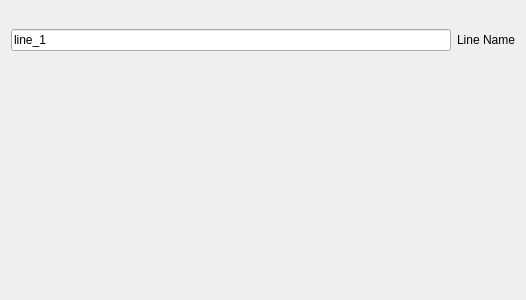
Above: src/WhiskerToolbox/IO_Widgets/LineIOWidgets/Line_Loader_Widget.ui from paulmthompson/WhiskerToolbox before the change. Below: the same form after it.
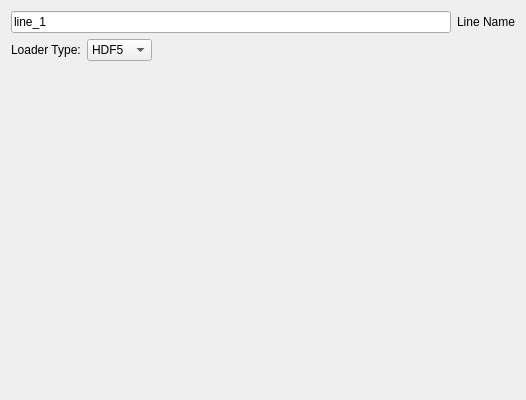
That is the form after the change. Custom widgets are drawn as their Qt base class.

Commit message: working binary loader for lines

What changed in the file:
```diff
--- a/src/WhiskerToolbox/IO_Widgets/LineIOWidgets/Line_Loader_Widget.ui
+++ b/src/WhiskerToolbox/IO_Widgets/LineIOWidgets/Line_Loader_Widget.ui
@@ -7,7 +7,7 @@
     <x>0</x>
     <y>0</y>
     <width>526</width>
-    <height>300</height>
+    <height>400</height>
    </rect>
   </property>
   <property name="windowTitle">
@@ -15,34 +15,69 @@
   </property>
   <layout class="QVBoxLayout" name="verticalLayout_2">
    <item>
-    <widget class="HDF5LineLoader_Widget" name="hdf5_line_loader" native="true"/>
+    <layout class="QHBoxLayout" name="dataNameLayout">
+     <item>
+      <widget class="QLineEdit" name="data_name_text">
+       <property name="text">
+        <string>line_1</string>
+       </property>
+      </widget>
+     </item>
+     <item>
+      <widget class="QLabel" name="label_data_name">
+       <property name="text">
+        <string>Line Name</string>
+       </property>
+      </widget>
+     </item>
+    </layout>
    </item>
    <item>
-    <widget class="CSVLineLoader_Widget" name="csv_line_loader" native="true"/>
-   </item>
-   <item>
-    <widget class="LMDBLineLoader_Widget" name="lmdb_line_loader" native="true"/>
-   </item>
-   <item>
-    <layout class="QVBoxLayout" name="verticalLayout">
+    <layout class="QHBoxLayout" name="loaderTypeLayout">
      <item>
-      <layout class="QHBoxLayout" name="horizontalLayout">
+      <widget class="QLabel" name="label_loader_type">
+       <property name="text">
+        <string>Loader Type:</string>
+       </property>
+      </widget>
+     </item>
+     <item>
+      <widget class="QComboBox" name="loader_type_combo">
        <item>
-        <widget class="QLineEdit" name="data_name_text">
-         <property name="text">
-          <string>line_1</string>
-         </property>
-        </widget>
+        <property name="text">
+         <string>HDF5</string>
+        </property>
        </item>
        <item>
-        <widget class="QLabel" name="label">
-         <property name="text">
-          <string>Line Name</string>
-         </property>
-        </widget>
+        <property name="text">
+         <string>CSV</string>
+        </property>
        </item>
-      </layout>
+       <item>
+        <property name="text">
+         <string>LMDB</string>
+        </property>
+       </item>
+       <item>
+        <property name="text">
+         <string>Binary</string>
+        </property>
+       </item>
+      </widget>
      </item>
+     <item>
+      <spacer name="loaderTypeSpacer">
+       <property name="orientation">
+        <enum>Qt::Orientation::Horizontal</enum>
+       </property>
+       <property name="sizeHint" stdset="0">
+        <size>
+         <width>40</width>
+         <height>20</height>
+        </size>
+       </property>
+      </spacer>
+     </item>
     </layout>
    </item>
    <item>
@@ -85,6 +120,12 @@
    <header>IO_Widgets/LineIOWidgets/LMDB/LMDBLineLoader_Widget.hpp</header>
    <container>1</container>
   </customwidget>
+  <customwidget>
+   <class>BinaryLineLoader_Widget</class>
+   <extends>QWidget</extends>
+   <header>IO_Widgets/LineIOWidgets/Binary/BinaryLineLoader_Widget.hpp</header>
+   <container>1</container>
+  </customwidget>
   <customwidget>
    <class>Scaling_Widget</class>
    <extends>QWidget</extends>
```
Left out of the diff: 14 changed lines with no effect on the pictures. The commit also changes 9 other files.
